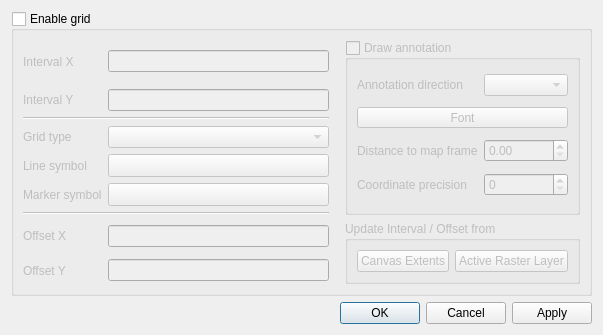
First picture: the form in src/ui/qgsdecorationgriddialog.ui, repository qgis/QGIS, before the edit.
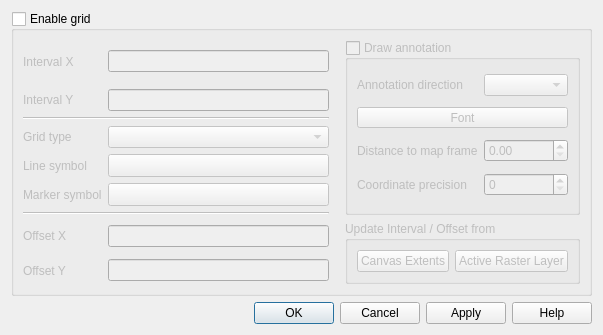
Second picture: the form after the edit. Custom widgets are drawn as their Qt base class.

Commit message: Change all ocurrences on_buttonBox_helpRequested to showHelp Add help button to 3 dialogs Fix missing QStringLiteral Fix CMakeLists.txt indentation Fix qhelp.h and qgis_sip.h includes with <>

What changed in the file:
```diff
--- a/src/ui/qgsdecorationgriddialog.ui
+++ b/src/ui/qgsdecorationgriddialog.ui
@@ -327,7 +327,7 @@
       <enum>Qt::Horizontal</enum>
      </property>
      <property name="standardButtons">
-      <set>QDialogButtonBox::Apply|QDialogButtonBox::Cancel|QDialogButtonBox::Ok</set>
+      <set>QDialogButtonBox::Apply|QDialogButtonBox::Cancel|QDialogButtonBox::Help|QDialogButtonBox::Ok</set>
      </property>
     </widget>
    </item>
```
The commit also changes 96 other files.
